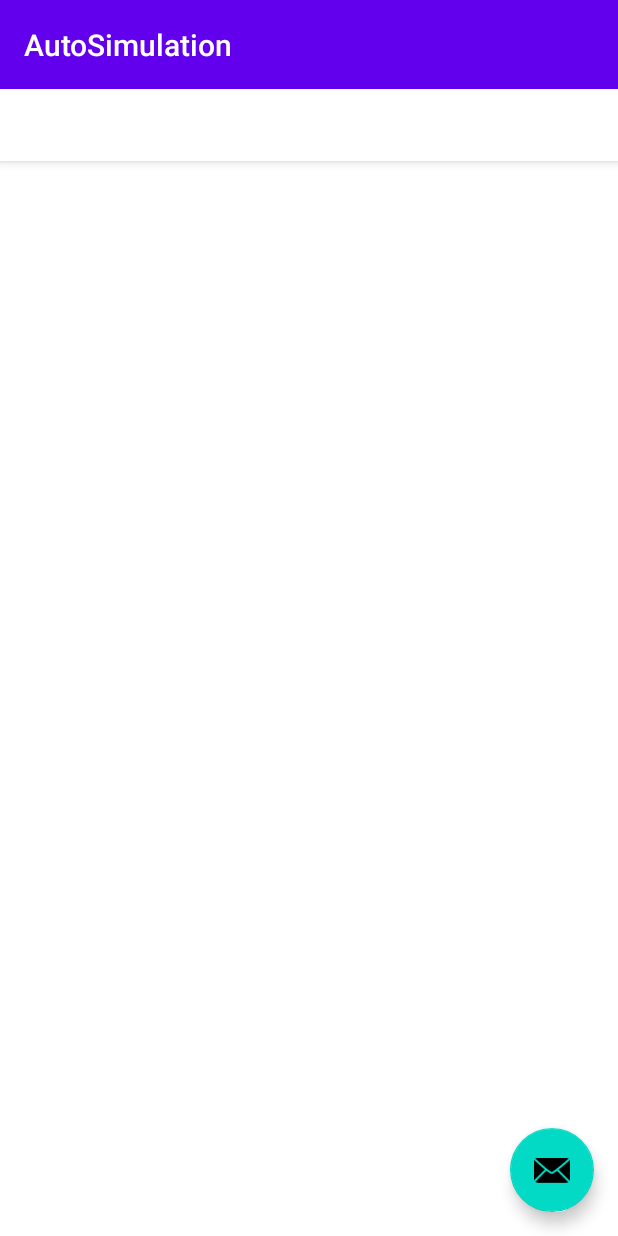
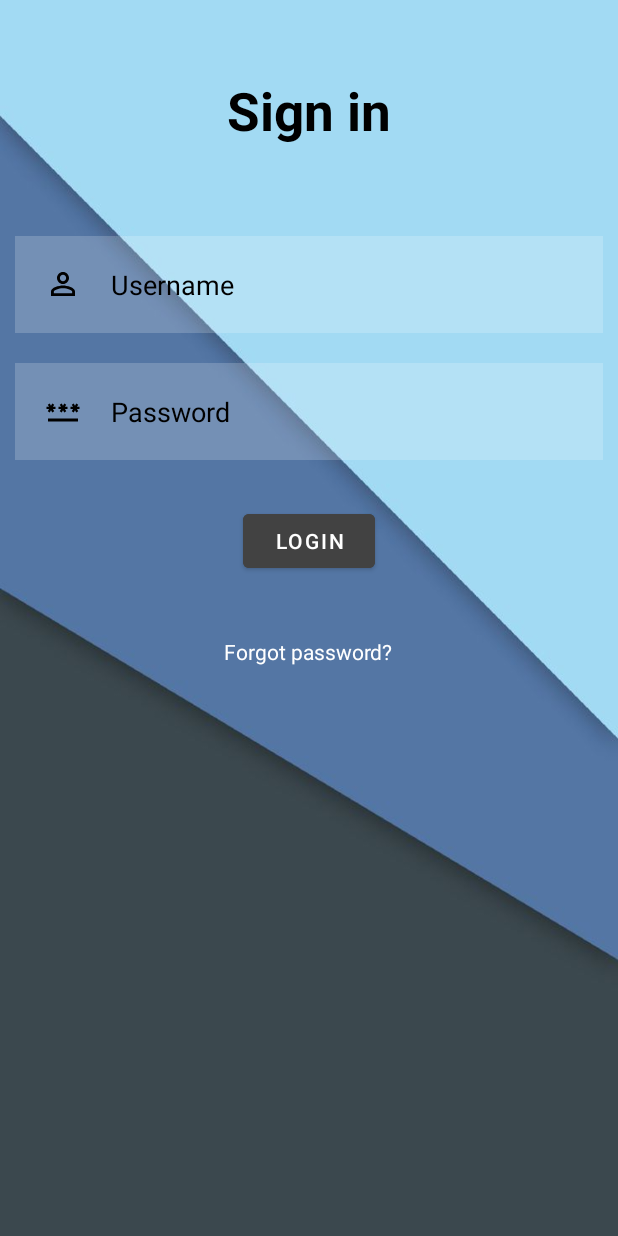
Before and after one commit to AIR-FOI-HR/JCC22-01, an Android app: the screen it shows after launch (MainActivity), on a phone screen of 412 x 824 dp. Run offline under Robolectric (Android 15) with nearby library versions, the light colour scheme and no system bars; our stand-ins replace Room's generated code; 1 statement that could not run was skipped.

Commit message:
Izrada Login funkcije uz novi activity. Kolega Lipovac nije mogao pushati. :P

```diff
--- a/Android/app/src/main/AndroidManifest.xml
+++ b/Android/app/src/main/AndroidManifest.xml
@@ -12,6 +12,9 @@
         android:theme="@style/Theme.AutoSimulation"
         tools:targetApi="31">
         <activity
+            android:name=".Login"
+            android:exported="false" />
+        <activity
             android:name=".MainActivity"
             android:exported="true"
             android:label="@string/app_name"
--- /dev/null
+++ b/Android/app/src/main/java/hr/foi/air/autosimulation/Login.kt
@@ -0,0 +1,27 @@
+package hr.foi.air.autosimulation
+
+import androidx.appcompat.app.AppCompatActivity
+import android.os.Bundle
+import android.widget.Button
+import android.widget.EditText
+import android.widget.Toast
+
+class Login : AppCompatActivity() {
+    override fun onCreate(savedInstanceState: Bundle?) {
+        super.onCreate(savedInstanceState)
+        setContentView(R.layout.activity_login)
+
+        val loginbtn = findViewById<Button>(R.id.loginbtn)
+        val username = findViewById<EditText>(R.id.username)
+        val password = findViewById<EditText>(R.id.password)
+
+        loginbtn.setOnClickListener{
+            if(username.text.toString() == "admin" && password.text.toString() == "admin"){
+               Toast.makeText(this, "Uspjesna prijava", Toast.LENGTH_SHORT).show()
+            }
+            else{
+                Toast.makeText(this, "Neuspjesna prijava", Toast.LENGTH_SHORT).show()
+            }
+        }
+    }
+}
--- a/Android/app/src/main/java/hr/foi/air/autosimulation/MainActivity.kt
+++ b/Android/app/src/main/java/hr/foi/air/autosimulation/MainActivity.kt
@@ -1,9 +1,12 @@
 package hr.foi.air.autosimulation
 
+import android.content.Intent
 import android.os.Bundle
 import android.view.View
 import android.widget.ArrayAdapter
 import android.widget.Button
+import android.widget.EditText
+import android.widget.Toast
 import androidx.appcompat.app.AppCompatActivity
 import androidx.fragment.app.FragmentActivity
 import hr.foi.air.autosimulation.databinding.ActivityMainBinding
@@ -14,9 +17,19 @@ import hr.foi.air.database1.data.MockData
 class MainActivity : AppCompatActivity() {
     override fun onCreate(savedInstanceState: Bundle?) {
         super.onCreate(savedInstanceState)
+        setContentView(R.layout.activity_login)
 
-        setContentView(R.layout.activity_main)
+        val loginbtn = findViewById<Button>(R.id.loginbtn)
+        val username = findViewById<EditText>(R.id.username)
+        val password = findViewById<EditText>(R.id.password)
 
+        loginbtn.setOnClickListener {
+            if (username.text.toString() == "admin" && password.text.toString() == "admin") {
+                Toast.makeText(this, "Uspjesna prijava", Toast.LENGTH_SHORT).show()
+            } else {
+                Toast.makeText(this, "Neuspjesna prijava", Toast.LENGTH_SHORT).show()
+            }
+        }
         setupDatabase()
         //}
     }
--- /dev/null
+++ b/Android/app/src/main/res/drawable/baseline_password_24.xml
@@ -0,0 +1,5 @@
+<vector android:height="24dp" android:tint="#000000"
+    android:viewportHeight="24" android:viewportWidth="24"
+    android:width="24dp" xmlns:android="http://schemas.android.com/apk/res/android">
+    <path android:fillColor="@android:color/white" android:pathData="M2,17h20v2H2V17zM3.15,12.95L4,11.47l0.85,1.48l1.3,-0.75L5.3,10.72H7v-1.5H5.3l0.85,-1.47L4.85,7L4,8.47L3.15,7l-1.3,0.75L2.7,9.22H1v1.5h1.7L1.85,12.2L3.15,12.95zM9.85,12.2l1.3,0.75L12,11.47l0.85,1.48l1.3,-0.75l-0.85,-1.48H15v-1.5h-1.7l0.85,-1.47L12.85,7L12,8.47L11.15,7l-1.3,0.75l0.85,1.47H9v1.5h1.7L9.85,12.2zM23,9.22h-1.7l0.85,-1.47L20.85,7L20,8.47L19.15,7l-1.3,0.75l0.85,1.47H17v1.5h1.7l-0.85,1.48l1.3,0.75L20,11.47l0.85,1.48l1.3,-0.75l-0.85,-1.48H23V9.22z"/>
+</vector>
--- /dev/null
+++ b/Android/app/src/main/res/drawable/baseline_person_outline_24.xml
@@ -0,0 +1,5 @@
+<vector android:height="24dp" android:tint="#000000"
+    android:viewportHeight="24" android:viewportWidth="24"
+    android:width="24dp" xmlns:android="http://schemas.android.com/apk/res/android">
+    <path android:fillColor="@android:color/white" android:pathData="M12,5.9c1.16,0 2.1,0.94 2.1,2.1s-0.94,2.1 -2.1,2.1S9.9,9.16 9.9,8s0.94,-2.1 2.1,-2.1m0,9c2.97,0 6.1,1.46 6.1,2.1v1.1L5.9,18.1L5.9,17c0,-0.64 3.13,-2.1 6.1,-2.1M12,4C9.79,4 8,5.79 8,8s1.79,4 4,4 4,-1.79 4,-4 -1.79,-4 -4,-4zM12,13c-2.67,0 -8,1.34 -8,4v3h16v-3c0,-2.66 -5.33,-4 -8,-4z"/>
+</vector>
--- /dev/null
+++ b/Android/app/src/main/res/layout/activity_login.xml
@@ -0,0 +1,76 @@
+<?xml version="1.0" encoding="utf-8"?>
+<RelativeLayout xmlns:android="http://schemas.android.com/apk/res/android"
+    xmlns:app="http://schemas.android.com/apk/res-auto"
+    xmlns:tools="http://schemas.android.com/tools"
+    android:layout_width="match_parent"
+    android:layout_height="match_parent"
+    android:background="@drawable/back"
+    tools:context=".Login">
+
+    <TextView
+        android:layout_width="match_parent"
+        android:layout_height="wrap_content"
+        android:id="@+id/signin"
+        android:text="Sign in"
+        android:textColor="@color/black"
+        android:textSize="35dp"
+        android:textStyle="bold"
+        android:layout_margin="50dp"
+        android:gravity="center"
+        />
+
+    <EditText
+        android:layout_width="match_parent"
+        android:layout_height="wrap_content"
+        android:id="@+id/username"
+        android:layout_below="@id/signin"
+        android:background="#30ffffff"
+        android:hint="Username"
+        android:textColorHint="@color/black"
+        android:textColor="@color/black"
+        android:layout_margin="10dp"
+        android:padding="20dp"
+        android:drawableLeft="@drawable/baseline_person_outline_24"
+        android:drawablePadding="20dp"
+        />
+
+    <EditText
+        android:layout_width="match_parent"
+        android:layout_height="wrap_content"
+        android:id="@+id/password"
+        android:layout_below="@id/username"
+        android:background="#30ffffff"
+        android:hint="Password"
+        android:textColorHint="@color/black"
+        android:textColor="@color/black"
+        android:layout_margin="10dp"
+        android:padding="20dp"
+        android:drawableLeft="@drawable/baseline_password_24"
+        android:drawablePadding="20dp"
+        android:inputType="textPassword"
+        />
+
+    <Button
+        android:layout_width="wrap_content"
+        android:layout_height="wrap_content"
+        android:id="@+id/loginbtn"
+        android:layout_below="@id/password"
+        android:text="@string/login"
+        android:backgroundTint="@color/cardview_dark_background"
+        android:layout_centerHorizontal="true"
+        android:layout_margin="20dp"
+        />
+
+    <TextView
+        android:layout_width="wrap_content"
+        android:layout_height="wrap_content"
+        android:id="@+id/forgotpass"
+        android:layout_below="@id/loginbtn"
+        android:text="Forgot password?"
+        android:textColor="@color/white"
+        android:layout_centerHorizontal="true"
+        android:layout_margin="20dp"
+        />
+
+
+</RelativeLayout>
--- a/Android/app/src/main/res/layout/activity_main.xml
+++ b/Android/app/src/main/res/layout/activity_main.xml
@@ -21,6 +21,7 @@
             android:text="@string/app_name"
             android:textAppearance="@style/TextAppearance.Widget.AppCompat.Toolbar.Title" />
 
+
         <com.google.android.material.tabs.TabLayout
             android:id="@+id/tabs"
             android:layout_width="match_parent"
--- a/Android/app/src/main/res/values-night/themes.xml
+++ b/Android/app/src/main/res/values-night/themes.xml
@@ -1,6 +1,6 @@
 <resources xmlns:tools="http://schemas.android.com/tools">
     <!-- Base application theme. -->
-    <style name="Theme.AutoSimulation" parent="Theme.MaterialComponents.DayNight.DarkActionBar">
+    <style name="Theme.AutoSimulation" parent="Theme.MaterialComponents.DayNight.NoActionBar">
         <!-- Primary brand color. -->
         <item name="colorPrimary">@color/purple_200</item>
         <item name="colorPrimaryVariant">@color/purple_700</item>
--- a/Android/app/src/main/res/values/strings.xml
+++ b/Android/app/src/main/res/values/strings.xml
@@ -5,4 +5,5 @@
     <string name="show_data">Show Data</string>
     <string name="no_data" />
     <string name="noData">No data!</string>
+    <string name="login">LOGIN</string>
 </resources>
--- a/Android/app/src/main/res/values/themes.xml
+++ b/Android/app/src/main/res/values/themes.xml
@@ -1,6 +1,6 @@
 <resources xmlns:tools="http://schemas.android.com/tools">
     <!-- Base application theme. -->
-    <style name="Theme.AutoSimulation" parent="Theme.MaterialComponents.DayNight.DarkActionBar">
+    <style name="Theme.AutoSimulation" parent="Theme.MaterialComponents.DayNight.NoActionBar">
         <!-- Primary brand color. -->
         <item name="colorPrimary">@color/purple_500</item>
         <item name="colorPrimaryVariant">@color/purple_700</item>
```
Also changed, not shown: Android/app/src/main/res/drawable/back.jpg (added).
